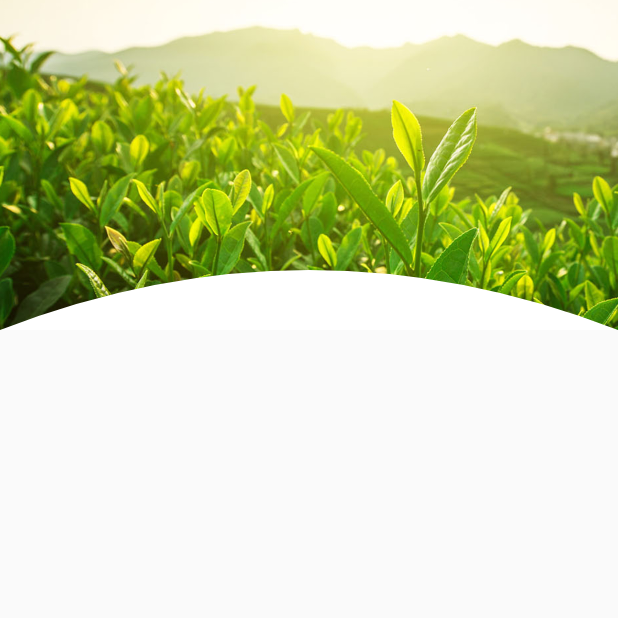
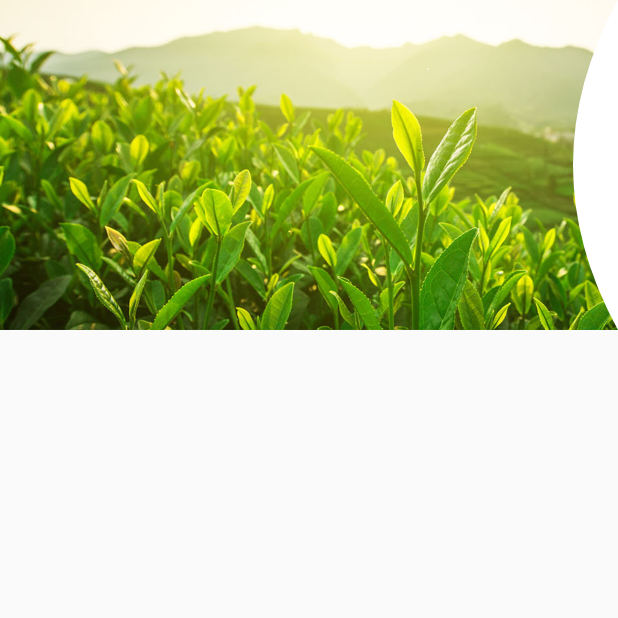
Before and after one commit to 67706724/ArcImageView, an Android app: the screen it shows after launch (MainActivity), on a phone screen of 412 x 824 dp, the top half of it. Run offline under Robolectric (Android 15) with nearby library versions, the phone set to English and light mode, and no system bars.

Commit message:
代码提交

```diff
--- a/app/src/main/res/layout/activity_main.xml
+++ b/app/src/main/res/layout/activity_main.xml
@@ -6,10 +6,10 @@
     <cn.aipiti.arcimageview.ArcImageView
         android:layout_width="match_parent"
         android:layout_height="220dp"
-        app:arcHeight="80dp"
+        app:arcHeight="60dp"
         android:scaleType="centerCrop"
         app:bColor="@color/white"
         app:mDirection="inner"
-        app:mPosition="bottom"
+        app:mPosition="right"
         android:src="@drawable/user"/>
 </LinearLayout>
```
Also changed, not shown: 8 other files.
